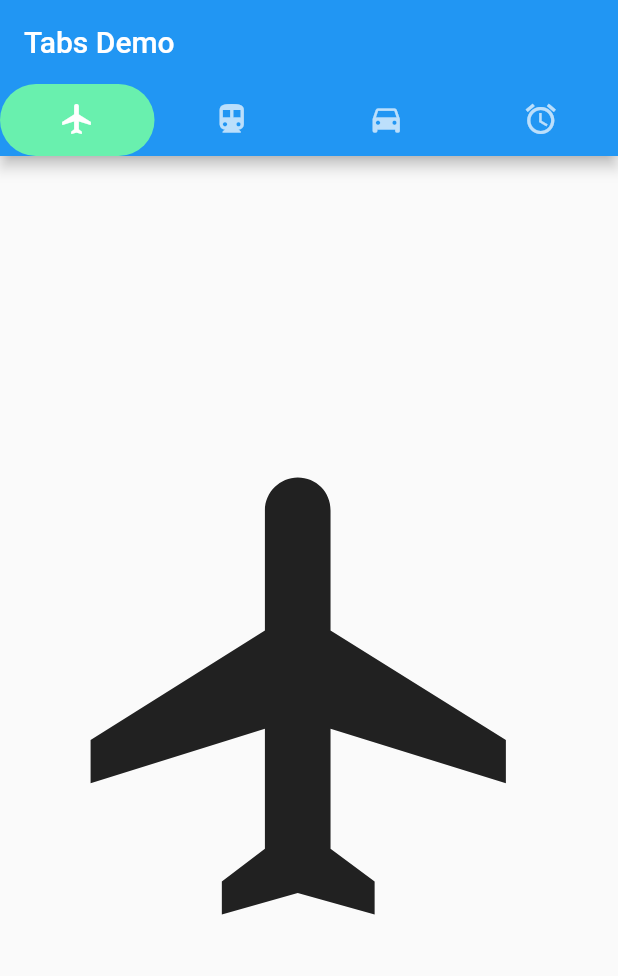
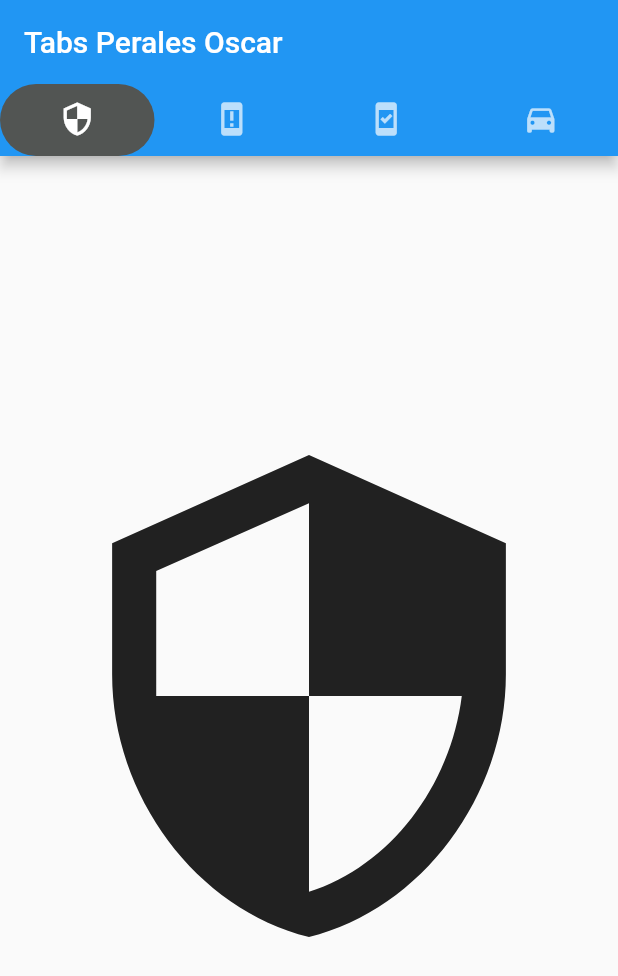
Before and after one commit to OscarIvanP17/tabBar_5J, a Flutter app: the screen it shows after launch, on a phone screen of 412 x 824 dp. Shown: the top 976 px of the screen. Run offline on Flutter 3.47's test engine with Material 2 defaults, Android fonts, the phone set to English and light mode, and no system bars.

Commit message:
TabBarMIpagina1

```diff
--- a/lib/main.dart
+++ b/lib/main.dart
@@ -35,22 +35,22 @@ class _MyHomePageState extends State<MyHomePage> {
           bottom: TabBar(
             indicator: BoxDecoration(
                 borderRadius: BorderRadius.circular(50), // Creates border
-                color: Colors.greenAccent), //Change background color from here
+                color: Color(0xff525553)), //Change background color from here
             tabs: [
-              Tab(icon: Icon(Icons.flight)),
-              Tab(icon: Icon(Icons.directions_transit)),
+              Tab(icon: Icon(Icons.security)),
+              Tab(icon: Icon(Icons.security_update_warning)),
+              Tab(icon: Icon(Icons.security_update_good)),
               Tab(icon: Icon(Icons.directions_car)),
-              Tab(icon: Icon(Icons.access_alarm)),
             ],
           ),
-          title: Text('Tabs Demo'),
+          title: Text('Tabs Perales Oscar'),
         ),
         body: TabBarView(
           children: [
-            Icon(Icons.flight, size: 350),
-            Icon(Icons.directions_transit, size: 350),
+            Icon(Icons.security, size: 350),
+            Icon(Icons.security_update_warning, size: 350),
+            Icon(Icons.security_update_good, size: 350),
             Icon(Icons.directions_car, size: 350),
-            Icon(Icons.access_alarm, size: 350),
           ],
         ),
       ),
```
